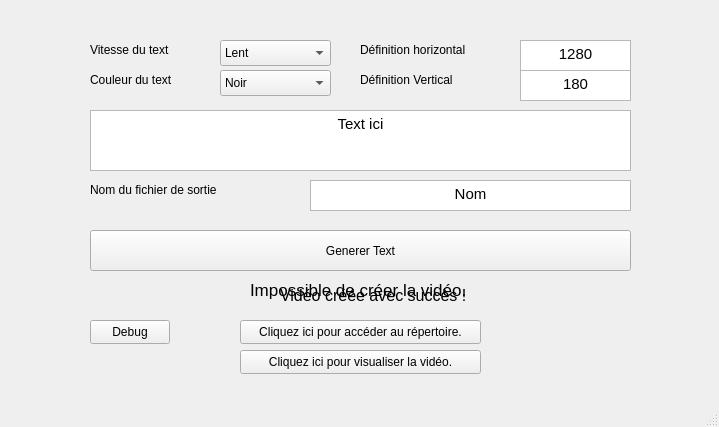
Above: mainwindow.ui from oxo140/Text-to-video-GUI before the change. Below: the same form after it.
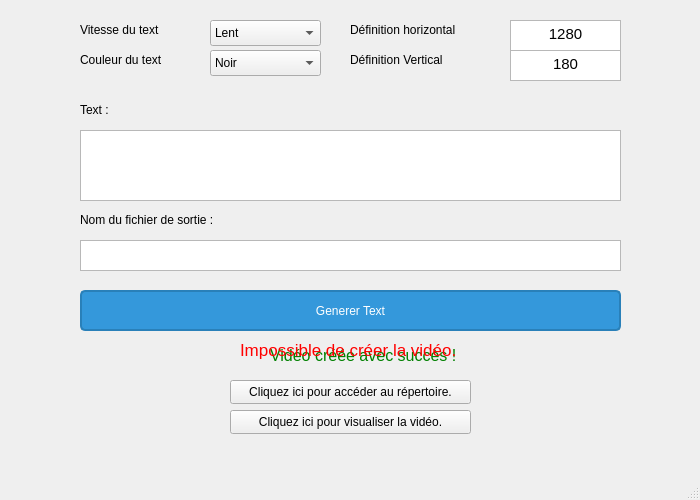
That is the form after the change.

```diff
--- a/mainwindow.ui
+++ b/mainwindow.ui
@@ -2,16 +2,37 @@
 <ui version="4.0">
  <class>MainWindow</class>
  <widget class="QMainWindow" name="MainWindow">
+  <property name="enabled">
+   <bool>true</bool>
+  </property>
   <property name="geometry">
    <rect>
     <x>0</x>
     <y>0</y>
-    <width>719</width>
-    <height>427</height>
+    <width>700</width>
+    <height>500</height>
    </rect>
   </property>
+  <property name="minimumSize">
+   <size>
+    <width>700</width>
+    <height>500</height>
+   </size>
+  </property>
+  <property name="maximumSize">
+   <size>
+    <width>700</width>
+    <height>500</height>
+   </size>
+  </property>
   <property name="windowTitle">
-   <string>MainWindow</string>
+   <string>Logiciel de création de text-vidéo.</string>
+  </property>
+  <property name="animated">
+   <bool>true</bool>
+  </property>
+  <property name="documentMode">
+   <bool>false</bool>
   </property>
   <widget class="QWidget" name="centralwidget">
    <widget class="QTextEdit" name="textEdit">
@@ -20,10 +41,10 @@
     </property>
     <property name="geometry">
      <rect>
-      <x>90</x>
-      <y>110</y>
+      <x>80</x>
+      <y>130</y>
       <width>541</width>
-      <height>61</height>
+      <height>71</height>
      </rect>
     </property>
     <property name="html">
@@ -34,14 +55,14 @@
 li.unchecked::marker { content: &quot;\2610&quot;; }
 li.checked::marker { content: &quot;\2612&quot;; }
 &lt;/style&gt;&lt;/head&gt;&lt;body style=&quot; font-family:'Segoe UI'; font-size:9pt; font-weight:400; font-style:normal;&quot;&gt;
-&lt;p align=&quot;center&quot; style=&quot; margin-top:0px; margin-bottom:0px; margin-left:0px; margin-right:0px; -qt-block-indent:0; text-indent:0px;&quot;&gt;&lt;span style=&quot; font-family:'Cantarell'; font-size:11pt;&quot;&gt;Text ici&lt;/span&gt;&lt;/p&gt;&lt;/body&gt;&lt;/html&gt;</string>
+&lt;p align=&quot;center&quot; style=&quot;-qt-paragraph-type:empty; margin-top:6px; margin-bottom:6px; margin-left:0px; margin-right:0px; -qt-block-indent:0; text-indent:0px;&quot;&gt;&lt;br /&gt;&lt;/p&gt;&lt;/body&gt;&lt;/html&gt;</string>
     </property>
    </widget>
    <widget class="QComboBox" name="comboBox">
     <property name="geometry">
      <rect>
-      <x>220</x>
-      <y>40</y>
+      <x>210</x>
+      <y>20</y>
       <width>111</width>
       <height>26</height>
      </rect>
@@ -65,8 +86,8 @@
    <widget class="QLabel" name="label">
     <property name="geometry">
      <rect>
-      <x>90</x>
-      <y>40</y>
+      <x>80</x>
+      <y>20</y>
       <width>101</width>
       <height>20</height>
      </rect>
@@ -78,8 +99,8 @@
    <widget class="QLabel" name="label_2">
     <property name="geometry">
      <rect>
-      <x>90</x>
-      <y>70</y>
+      <x>80</x>
+      <y>50</y>
       <width>161</width>
       <height>20</height>
      </rect>
@@ -91,8 +112,8 @@
    <widget class="QComboBox" name="comboBox_2">
     <property name="geometry">
      <rect>
-      <x>220</x>
-      <y>70</y>
+      <x>210</x>
+      <y>50</y>
       <width>111</width>
       <height>26</height>
      </rect>
@@ -121,8 +142,8 @@
    <widget class="QLabel" name="label_3">
     <property name="geometry">
      <rect>
-      <x>360</x>
-      <y>40</y>
+      <x>350</x>
+      <y>20</y>
       <width>161</width>
       <height>20</height>
      </rect>
@@ -134,8 +155,8 @@
    <widget class="QLabel" name="label_4">
     <property name="geometry">
      <rect>
-      <x>360</x>
-      <y>70</y>
+      <x>350</x>
+      <y>50</y>
       <width>161</width>
       <height>20</height>
      </rect>
@@ -150,8 +171,8 @@
     </property>
     <property name="geometry">
      <rect>
-      <x>520</x>
-      <y>40</y>
+      <x>510</x>
+      <y>20</y>
       <width>111</width>
       <height>31</height>
      </rect>
@@ -173,8 +194,8 @@
     </property>
     <property name="geometry">
      <rect>
-      <x>520</x>
-      <y>70</y>
+      <x>510</x>
+      <y>50</y>
       <width>111</width>
       <height>31</height>
      </rect>
@@ -193,14 +214,14 @@
    <widget class="QLabel" name="label_6">
     <property name="geometry">
      <rect>
-      <x>90</x>
-      <y>180</y>
+      <x>80</x>
+      <y>210</y>
       <width>171</width>
       <height>20</height>
      </rect>
     </property>
     <property name="text">
-     <string>Nom du fichier de sortie</string>
+     <string>Nom du fichier de sortie :</string>
     </property>
    </widget>
    <widget class="QTextEdit" name="textEdit_4">
@@ -209,9 +230,9 @@
     </property>
     <property name="geometry">
      <rect>
-      <x>310</x>
-      <y>180</y>
-      <width>321</width>
+      <x>80</x>
+      <y>240</y>
+      <width>541</width>
       <height>31</height>
      </rect>
     </property>
@@ -223,21 +244,45 @@
 li.unchecked::marker { content: &quot;\2610&quot;; }
 li.checked::marker { content: &quot;\2612&quot;; }
 &lt;/style&gt;&lt;/head&gt;&lt;body style=&quot; font-family:'Segoe UI'; font-size:9pt; font-weight:400; font-style:normal;&quot;&gt;
-&lt;p align=&quot;center&quot; style=&quot; margin-top:0px; margin-bottom:0px; margin-left:0px; margin-right:0px; -qt-block-indent:0; text-indent:0px;&quot;&gt;&lt;span style=&quot; font-family:'Cantarell'; font-size:11pt;&quot;&gt;Nom&lt;/span&gt;&lt;/p&gt;&lt;/body&gt;&lt;/html&gt;</string>
+&lt;p align=&quot;center&quot; style=&quot;-qt-paragraph-type:empty; margin-top:0px; margin-bottom:0px; margin-left:0px; margin-right:0px; -qt-block-indent:0; text-indent:0px;&quot;&gt;&lt;br /&gt;&lt;/p&gt;&lt;/body&gt;&lt;/html&gt;</string>
     </property>
    </widget>
    <widget class="QPushButton" name="pushButton">
     <property name="geometry">
      <rect>
-      <x>90</x>
-      <y>230</y>
+      <x>80</x>
+      <y>290</y>
       <width>541</width>
       <height>41</height>
      </rect>
     </property>
+    <property name="styleSheet">
+     <string notr="true">QPushButton {
+    background-color: #3498db;  /* Couleur de fond */
+    color: white;              /* Couleur du texte */
+    border: 2px solid #2980b9; /* Bordure */
+    border-radius: 5px;        /* Coins arrondis */
+    padding: 5px;              /* Espace interne */
+}
+
+QPushButton:hover {
+    background-color: #2980b9; /* Couleur au survol */
+}
+
+QPushButton:pressed {
+    background-color: #1c6d9d; /* Couleur lors du clic */
+}
+</string>
+    </property>
     <property name="text">
      <string>Generer Text</string>
     </property>
+    <property name="checkable">
+     <bool>false</bool>
+    </property>
+    <property name="autoDefault">
+     <bool>false</bool>
+    </property>
    </widget>
    <widget class="QLabel" name="label_7">
     <property name="enabled">
@@ -245,8 +290,8 @@
     </property>
     <property name="geometry">
      <rect>
-      <x>280</x>
-      <y>280</y>
+      <x>270</x>
+      <y>340</y>
       <width>211</width>
       <height>31</height>
      </rect>
@@ -257,6 +302,12 @@
       <strikeout>false</strikeout>
      </font>
     </property>
+    <property name="styleSheet">
+     <string notr="true">QLabel {
+    color: green; /* Change la couleur du texte en vert */
+}
+</string>
+    </property>
     <property name="text">
      <string>Vidéo créée avec succès !</string>
     </property>
@@ -267,8 +318,8 @@
     </property>
     <property name="geometry">
      <rect>
-      <x>250</x>
-      <y>280</y>
+      <x>240</x>
+      <y>340</y>
       <width>271</width>
       <height>20</height>
      </rect>
@@ -278,6 +329,12 @@
       <pointsize>13</pointsize>
      </font>
     </property>
+    <property name="styleSheet">
+     <string notr="true">QLabel {
+    color: red; /* Change la couleur du texte en rouge */
+}
+</string>
+    </property>
     <property name="text">
      <string>Impossible de créer la vidéo.</string>
     </property>
@@ -285,8 +342,8 @@
    <widget class="QPushButton" name="pushButton_2">
     <property name="geometry">
      <rect>
-      <x>240</x>
-      <y>320</y>
+      <x>230</x>
+      <y>380</y>
       <width>241</width>
       <height>24</height>
      </rect>
@@ -295,19 +352,6 @@
      <string>Cliquez ici pour accéder au répertoire.</string>
     </property>
    </widget>
-   <widget class="QPushButton" name="pushButton_3">
-    <property name="geometry">
-     <rect>
-      <x>90</x>
-      <y>320</y>
-      <width>80</width>
-      <height>24</height>
-     </rect>
-    </property>
-    <property name="text">
-     <string>Debug</string>
-    </property>
-   </widget>
    <widget class="QWidget" name="verticalLayoutWidget">
     <property name="geometry">
      <rect>
@@ -322,8 +366,8 @@
    <widget class="QPushButton" name="pushButton_4">
     <property name="geometry">
      <rect>
-      <x>240</x>
-      <y>350</y>
+      <x>230</x>
+      <y>410</y>
       <width>241</width>
       <height>24</height>
      </rect>
@@ -332,6 +376,19 @@
      <string>Cliquez ici pour visualiser la vidéo.</string>
     </property>
    </widget>
+   <widget class="QLabel" name="label_9">
+    <property name="geometry">
+     <rect>
+      <x>80</x>
+      <y>100</y>
+      <width>171</width>
+      <height>20</height>
+     </rect>
+    </property>
+    <property name="text">
+     <string>Text :</string>
+    </property>
+   </widget>
   </widget>
   <widget class="QStatusBar" name="statusbar"/>
   <widget class="QMenuBar" name="menubar">
```
Left out of the diff: 5 changed lines with no effect on the pictures.
